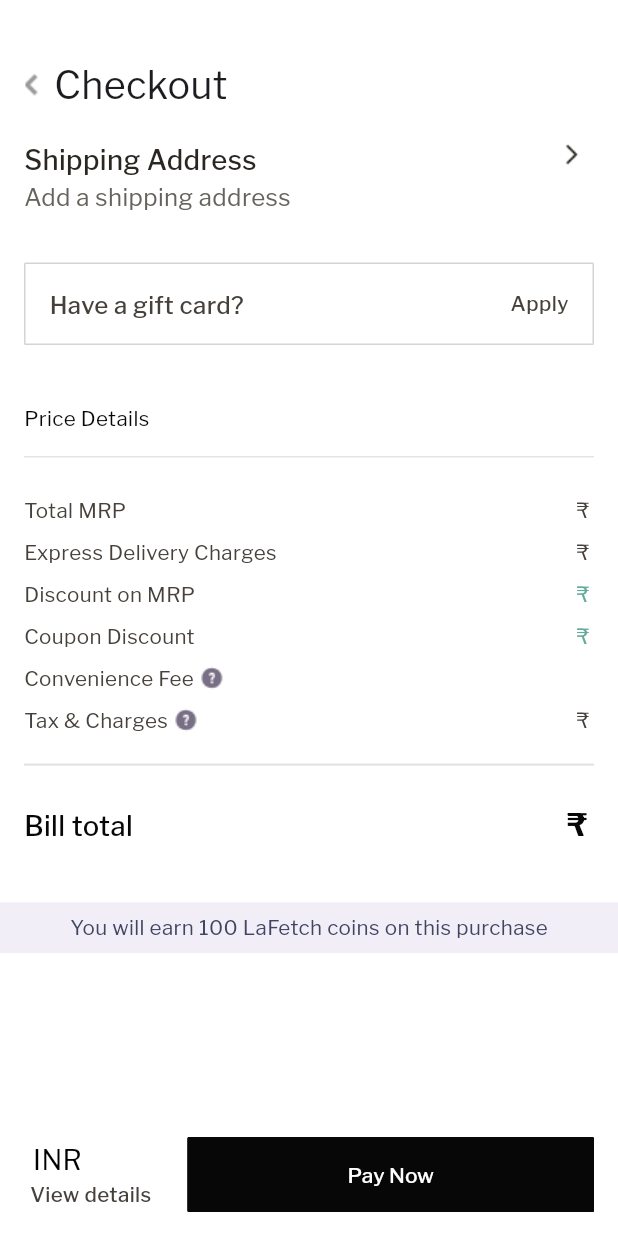
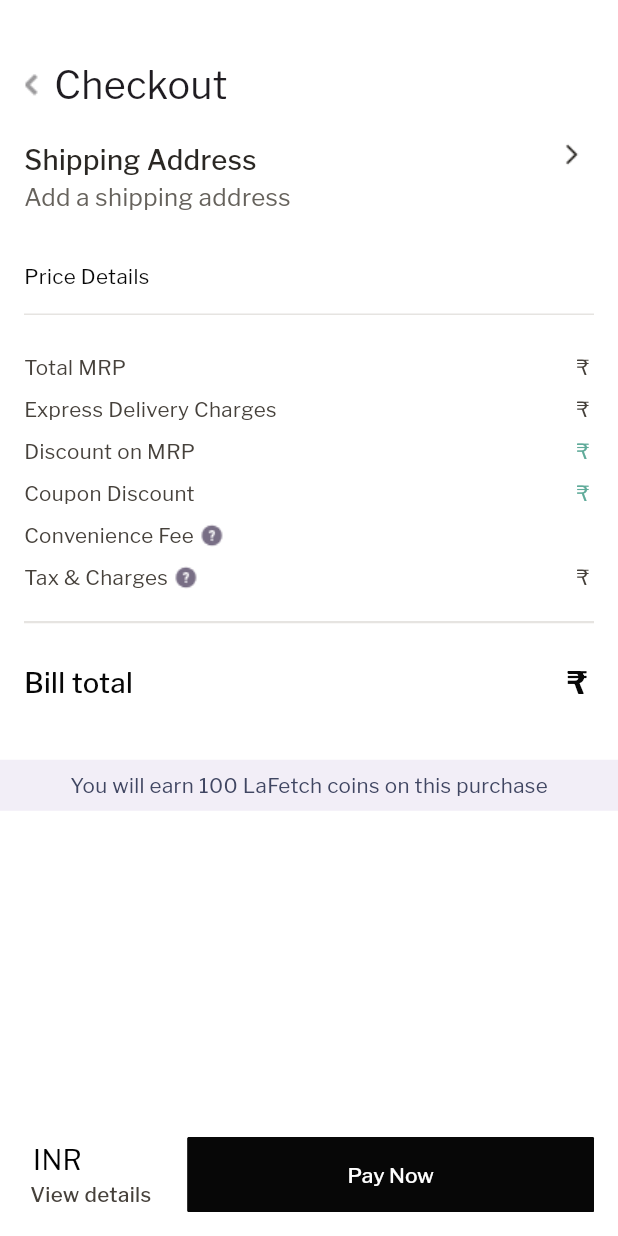
Before and after one commit to LaFetch2026/Lf_Application_Production, a Flutter app: the CheckoutScreen screen opened directly with empty values, on a phone screen of 412 x 824 dp. Run offline on Flutter 3.47's test engine with Material 2 defaults, Android fonts, the phone set to English and light mode, and no system bars; our stand-ins replace cached_network_image, carousel_slider, device_info_plus, dropdown_button2, firebase_analytics, firebase_core and 15 more; missing offline and left inert: add_to_cart_animation, flutter_facebook_auth, onesignal_flutter, razorpay_flutter; accounts and stored records are empty.

```diff
--- a/lib/commonwidget/appbarwidgets/editboard_appbar.dart
+++ b/lib/commonwidget/appbarwidgets/editboard_appbar.dart
@@ -67,7 +67,7 @@ class EditBoardAppbar extends StatelessWidget {
                   ),
                 ),
               ),
-              GestureDetector(
+              /*  GestureDetector(
                 onTap: () {
                   onPressedShare?.call();
                 },
@@ -76,7 +76,7 @@ class EditBoardAppbar extends StatelessWidget {
                   color: appbarText,
                   size: 20,
                 ),
-              ),
+              ), */
             ],
           ),
         ),
--- a/lib/screens/catalog/productlist/productdetailsscreen.dart
+++ b/lib/screens/catalog/productlist/productdetailsscreen.dart
@@ -687,7 +687,7 @@ class ProductDetailsScreenState extends State<ProductDetailsScreen> {
                                                         ),
                                                       ),
                                                     ),
-                                                    IconButton(
+                                                    /*  IconButton(
                                                       icon: CircleAvatar(
                                                           backgroundColor:
                                                               whiteColor,
@@ -706,7 +706,7 @@ class ProductDetailsScreenState extends State<ProductDetailsScreen> {
                                                           },
                                                         );
                                                       },
-                                                    ),
+                                                    ), */
                                                   ],
                                                 )
                                               ],
--- a/lib/screens/checkoutscreen.dart
+++ b/lib/screens/checkoutscreen.dart
@@ -556,7 +556,7 @@ class CheckoutScreenState extends State<CheckoutScreen> {
                       child: Column(
                         crossAxisAlignment: CrossAxisAlignment.start,
                         children: [
-                          Padding(
+                          /*      Padding(
                             padding: const EdgeInsets.symmetric(vertical: 10),
                             child: Container(
                               decoration: BoxDecoration(
@@ -607,8 +607,9 @@ class CheckoutScreenState extends State<CheckoutScreen> {
                               ),
                             ),
                           ),
+                        */
                           Padding(
-                            padding: const EdgeInsets.only(top: 30),
+                            padding: const EdgeInsets.only(top: 10),
                             child: AppText(
                               text: "Price Details",
                               fontFamily: "Franklin Gothic Regular",
--- a/lib/screens/orderdetailsscreen.dart
+++ b/lib/screens/orderdetailsscreen.dart
@@ -261,7 +261,7 @@ class OrderDetailsScreenState extends State<OrderDetailsScreen> {
                                         flex: 1,
                                         child: orderController.orderDetails[
                                                         "order_lines"][0]
-                                                    ["product"]["images"] !=
+                                                    ["product"] !=
                                                 null
                                             ? SizedBox(
                                                 height: 85,
@@ -1119,7 +1119,7 @@ class OrderDetailsScreenState extends State<OrderDetailsScreen> {
                                                                   children: [
                                                                     Expanded(
                                                                       flex: 1,
-                                                                      child: orderController.orderDetails["order_lines"][index]["product"]["images"] !=
+                                                                      child: orderController.orderDetails["order_lines"][index]["product"] !=
                                                                               null
                                                                           ? SizedBox(
                                                                               height: 85,
```
